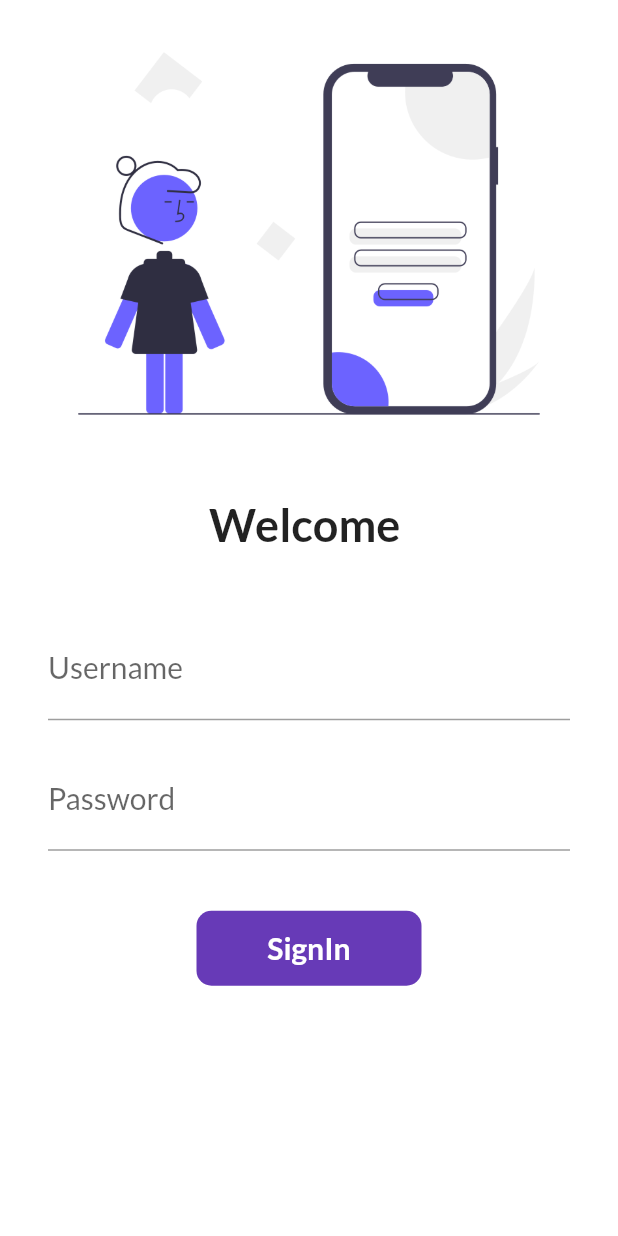
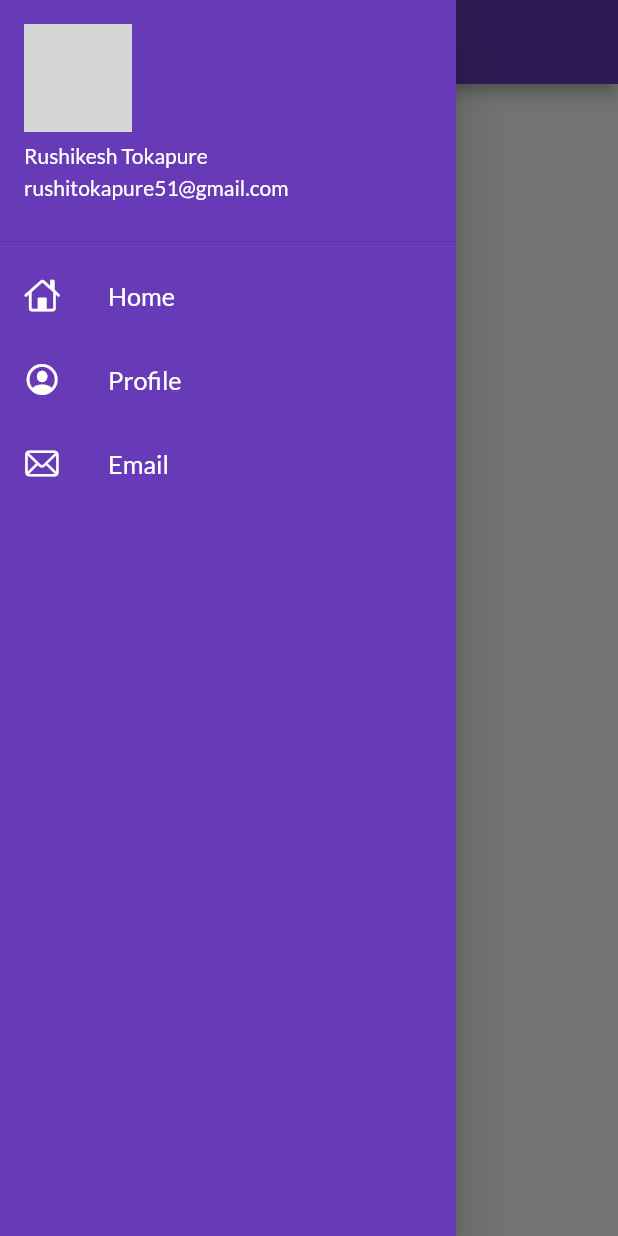
Before and after one commit to RushikeshTokapure/flutter_catalog_application, a Flutter app: the screen it shows after launch, with the side drawer open (before the commit the screen has no drawer), on a phone screen of 412 x 824 dp. Run offline on Flutter 3.47's test engine with Material 2 defaults, Android fonts, the phone set to English and light mode, and no system bars; our stand-ins replace google_fonts; network calls fail; grey boxes are pictures that could not be loaded.

Commit message:
task8 commit

```diff
--- a/lib/main.dart
+++ b/lib/main.dart
@@ -29,7 +29,7 @@ class MyApp extends StatelessWidget {
       darkTheme: ThemeData(
         brightness: Brightness.dark,
       ),
-      initialRoute: "/",
+      initialRoute: Routes.homeRoute,
       routes: {
         "/": (context) => LoginPage(),
         Routes.homeRoute: (context) => HomePage(),
--- a/lib/screens/home_page.dart
+++ b/lib/screens/home_page.dart
@@ -1,10 +1,10 @@
 import 'package:flutter/material.dart';
+
+import '../widgets/drawer.dart';
 
 class HomePage extends StatelessWidget {
   final int i = 2;
   final String name = "Rushikesh";
-
-  const HomePage({Key? key}) : super(key: key);
 
   @override
   Widget build(BuildContext context) {
@@ -17,7 +17,7 @@ class HomePage extends StatelessWidget {
           child: Text("Welcome $name"),
         ),
       ),
-      drawer: Drawer(),
+      drawer: HomeDrawer(),
     );
   }
 }
--- a/lib/screens/login_page.dart
+++ b/lib/screens/login_page.dart
@@ -44,7 +44,7 @@ class _LoginPageState extends State<LoginPage> {
               Text(
                 "Welcome $name",
                 style: TextStyle(
-                  fontSize: 30,
+                  fontSize: 20,
                   fontWeight: FontWeight.bold,
                 ),
               ),
@@ -69,7 +69,7 @@ class _LoginPageState extends State<LoginPage> {
                       setState(() {});
                     },
                     style: TextStyle(
-                      fontSize: 20,
+                      fontSize: 15,
                     ),
                   ),
                   SizedBox(
@@ -77,7 +77,7 @@ class _LoginPageState extends State<LoginPage> {
                   ),
                   TextFormField(
                     style: TextStyle(
-                      fontSize: 20,
+                      fontSize: 15,
                     ),
                     obscureText: true,
                     decoration: InputDecoration(
@@ -114,7 +114,7 @@ class _LoginPageState extends State<LoginPage> {
                                 style: TextStyle(
                                   color: Colors.white,
                                   fontWeight: FontWeight.bold,
-                                  fontSize: 20,
+                                  fontSize: 15,
                                 ),
                               ),
                       ),
--- /dev/null
+++ b/lib/widgets/drawer.dart
@@ -0,0 +1,63 @@
+import 'package:flutter/cupertino.dart';
+import 'package:flutter/material.dart';
+
+class HomeDrawer extends StatelessWidget {
+  @override
+  Widget build(BuildContext context) {
+    final imageUrl =
+        "https://avatars.githubusercontent.com/u/55596957?s=400&u=18e04de64334c6fa3149801e0419f360ef11a239&v=4https://avatars.githubusercontent.com/u/55596957?s=400&u=18e04de64334c6fa3149801e0419f360ef11a239&v=4";
+
+    return Drawer(
+      child: Container(
+        color: Colors.deepPurple,
+        child: ListView(
+          children: [
+            DrawerHeader(
+              padding: EdgeInsets.zero,
+              child: UserAccountsDrawerHeader(
+                accountName: Text("Rushikesh Tokapure"),
+                accountEmail: Text("rushitokapure51@gmail.com"),
+                currentAccountPicture: CircleAvatar(
+                  backgroundImage: NetworkImage(imageUrl),
+                ),
+              ),
+            ),
+            ListTile(
+              leading: Icon(
+                CupertinoIcons.home,
+                color: Colors.white,
+              ),
+              title: Text(
+                "Home",
+                textScaleFactor: 1.2,
+                style: TextStyle(color: Colors.white),
+              ),
+            ),
+            ListTile(
+              leading: Icon(
+                CupertinoIcons.profile_circled,
+                color: Colors.white,
+              ),
+              title: Text(
+                "Profile",
+                textScaleFactor: 1.2,
+                style: TextStyle(color: Colors.white),
+              ),
+            ),
+            ListTile(
+              leading: Icon(
+                CupertinoIcons.mail,
+                color: Colors.white,
+              ),
+              title: Text(
+                "Email",
+                textScaleFactor: 1.2,
+                style: TextStyle(color: Colors.white),
+              ),
+            ),
+          ],
+        ),
+      ),
+    );
+  }
+}
```
